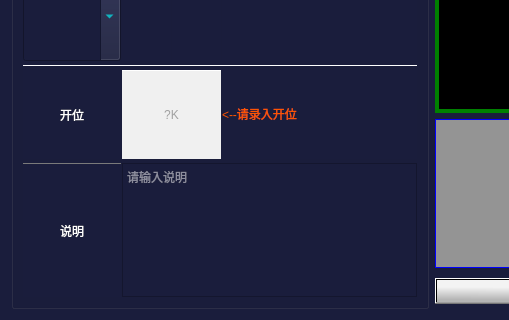
Old version of the form mainWindow.ui in the repository yangyi1976/visualProductPass; both pictures show x 0 to 509 and y 448 to 768 of the 1283 by 768 pixel window.
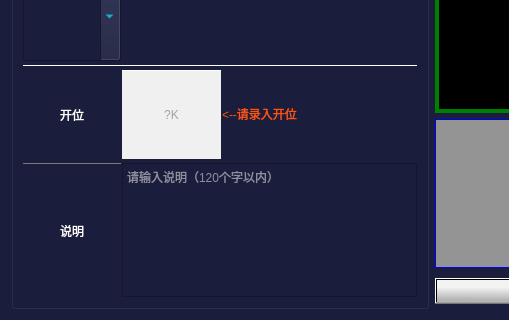
New version of the form. Icons and pictures are not drawn.

Diff of the .ui file:
```diff
--- a/mainWindow.ui
+++ b/mainWindow.ui
@@ -464,7 +464,7 @@
                </sizepolicy>
               </property>
               <property name="placeholderText">
-               <string>请输入说明</string>
+               <string>请输入说明（120个字以内）</string>
               </property>
              </widget>
             </item>
```
